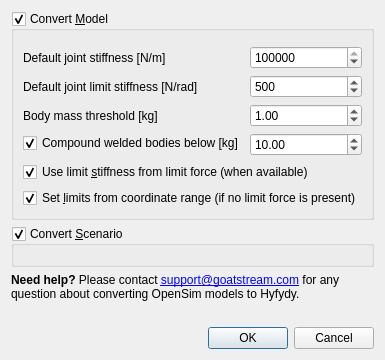
tgeijten/scone-studio, file src/sconestudio/ConvertScenario.ui: the form before one commit.
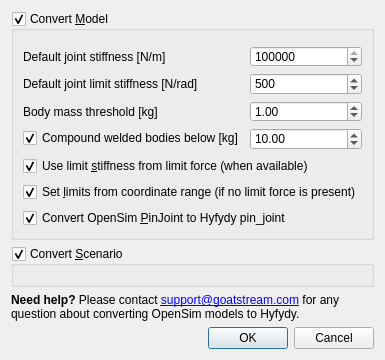
The form after the commit. Custom widgets are drawn as their Qt base class.

Commit message: U*: ModelConverter now has option to use pin_joints

Diff of the .ui file:
```diff
--- a/src/sconestudio/ConvertScenario.ui
+++ b/src/sconestudio/ConvertScenario.ui
@@ -162,6 +162,16 @@
         </property>
        </widget>
       </item>
+      <item>
+       <widget class="QCheckBox" name="usePinJoints">
+        <property name="text">
+         <string>Convert OpenSim &amp;PinJoint to Hyfydy pin_joint</string>
+        </property>
+        <property name="checked">
+         <bool>true</bool>
+        </property>
+       </widget>
+      </item>
      </layout>
     </widget>
    </item>
```
The commit also changes 1 other file.
